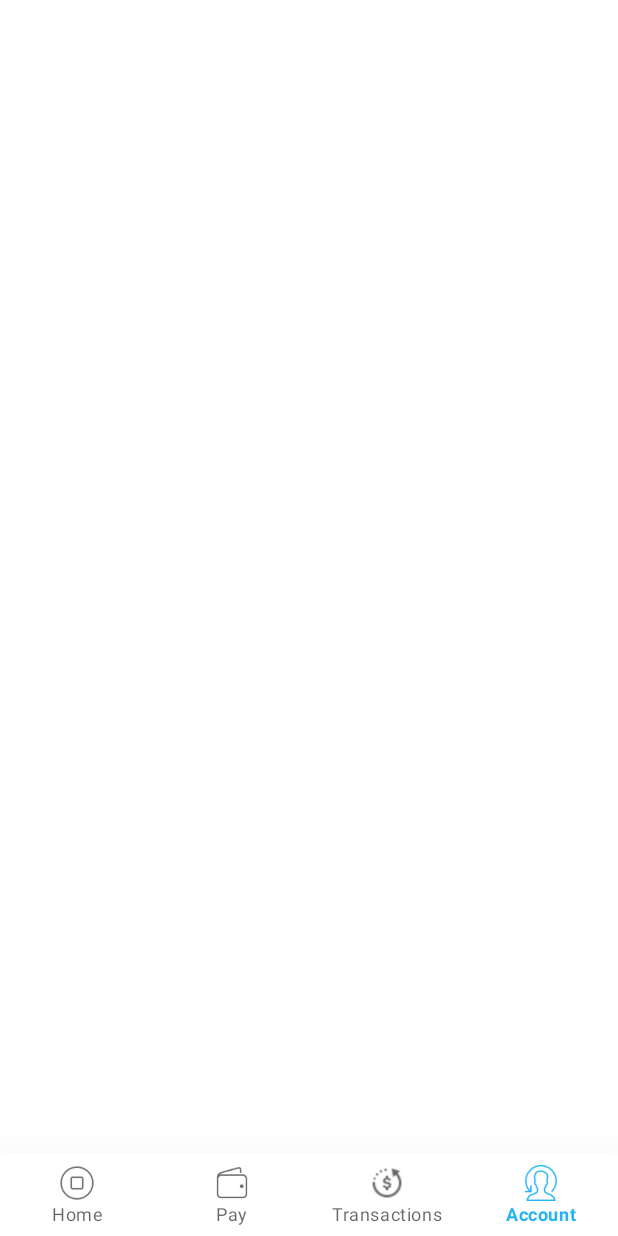
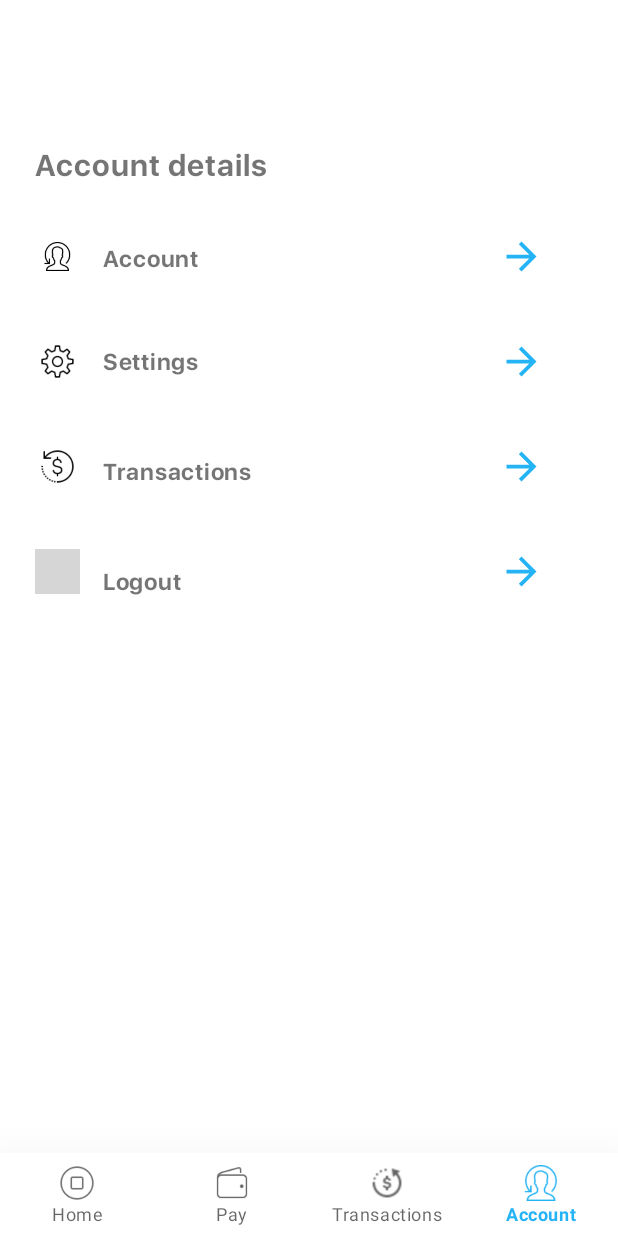
Before and after one commit to muchaisam/mlh, an Android app: the screen it shows after launch once a user with an empty profile is signed in (MainActivity), item 4 of the bottom bar chosen, on a phone screen of 412 x 824 dp. Run offline under Robolectric (Android 15) with nearby library versions, the phone set to English and light mode, and no system bars; our stand-ins replace Firebase (no records; nobody signed in at launch, a user with empty details on screens opened directly); 6 statements that could not run were skipped; grey boxes are pictures that could not be loaded.

Commit message:
greeting

```diff
--- a/app/src/main/java/com/example/mlh/MainActivity.java
+++ b/app/src/main/java/com/example/mlh/MainActivity.java
@@ -1,14 +1,103 @@
 package com.example.mlh;
 
+import android.annotation.SuppressLint;
+import android.content.Context;
+import android.content.SharedPreferences;
+import android.os.Bundle;
+import android.view.MenuItem;
+import android.widget.TextView;
+import android.widget.Toast;
+
+import androidx.annotation.NonNull;
 import androidx.appcompat.app.AppCompatActivity;
+import androidx.fragment.app.Fragment;
 
-import android.os.Bundle;
+import com.example.mlh.screens.AccountFragment;
+import com.example.mlh.screens.HomeFragment;
+import com.example.mlh.screens.PaymentFragment;
+import com.example.mlh.screens.TransactionsFragment;
+import com.google.android.material.bottomnavigation.BottomNavigationView;
 
-public class MainActivity extends AppCompatActivity {
+import java.util.Calendar;
+
+public class MainActivity extends AppCompatActivity implements BottomNavigationView.OnNavigationItemSelectedListener {
+
+    private TextView greetings;
+    //Constant keys for shared preferences
+    public final String SHARED_PREFS = "shared_prefs";
+
+    //storing phone
+    public final String USER_NAME = "user_name";
+
+    SharedPreferences sharedPreferences;
+    String username;
 
     @Override
     protected void onCreate(Bundle savedInstanceState) {
         super.onCreate(savedInstanceState);
         setContentView(R.layout.activity_main);
+
+        //initializing shared prefs
+        sharedPreferences = getSharedPreferences(SHARED_PREFS, Context.MODE_PRIVATE);
+        //getting data and storing it
+        username = sharedPreferences.getString(USER_NAME, null);
+
+
+        greetings =(TextView)findViewById(R.id.greetings);
+        Calendar c = Calendar.getInstance();
+        int timeOfDay = c.get(Calendar.HOUR_OF_DAY);
+
+        if(timeOfDay >= 0 && timeOfDay < 12){
+            greetings.setText("Good Morning " + username);
+        }else if(timeOfDay >= 12 && timeOfDay < 16){
+            greetings.setText("Good Afternoon " + username);
+        }else if(timeOfDay >= 16 && timeOfDay < 24){
+            greetings.setText("Good Evening " + username);
+        }
+
+        initViews();
+        loadFragment(new HomeFragment());
+    }
+
+    private void initViews() {
+        BottomNavigationView navigation = findViewById(R.id.navigation);
+        navigation.setOnNavigationItemSelectedListener(this);
+    }
+
+    private boolean loadFragment(Fragment fragment) {
+        //switching fragment
+        if (fragment != null) {
+            getSupportFragmentManager()
+                    .beginTransaction()
+                    .replace(R.id.fragment_container, fragment)
+                    .commit();
+            return true;
+        }
+        return false;
+    }
+
+
+
+    @SuppressLint("NonConstantResourceId")
+    @Override
+    public boolean onNavigationItemSelected(@NonNull MenuItem item) {
+
+        Fragment fragment = null;
+
+        switch (item.getItemId()) {
+            case R.id.homef:
+                fragment = new HomeFragment();
+                break;
+            case R.id.payment_pg:
+                fragment = new PaymentFragment();
+                break;
+            case R.id.account_pg:
+                fragment = new AccountFragment();
+                break;
+            case R.id.transactions:
+                fragment = new TransactionsFragment();
+                break;
+        }
+        return loadFragment(fragment);
     }
 }
```
